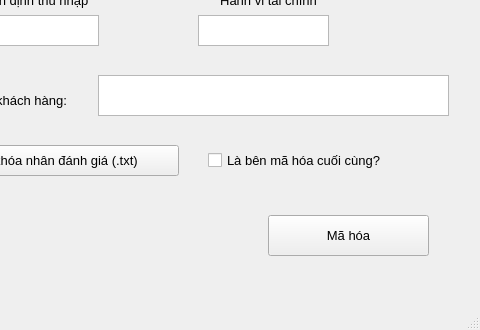
The window that Clients/MainWindow.ui (Hac1es/NT219-Project) describes before a commit, drawn with Qt 5; both pictures show x 422 to 902 and y 215 to 545 of the 902 by 545 pixel window.
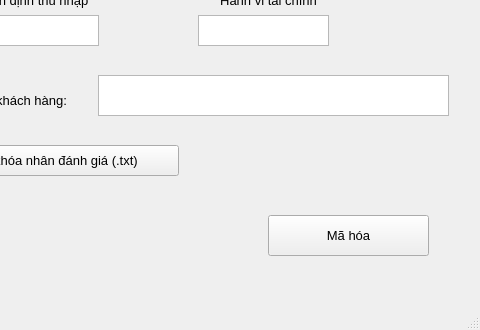
The same window after the commit.

The edit to the form file:
```diff
--- a/Clients/MainWindow.ui
+++ b/Clients/MainWindow.ui
@@ -592,25 +592,6 @@
      <string>Chọn file khóa nhân đánh giá (.txt)</string>
     </property>
    </widget>
-   <widget class="QCheckBox" name="isAggregator">
-    <property name="geometry">
-     <rect>
-      <x>630</x>
-      <y>360</y>
-      <width>241</width>
-      <height>31</height>
-     </rect>
-    </property>
-    <property name="font">
-     <font>
-      <family>Segoe UI</family>
-      <pointsize>10</pointsize>
-     </font>
-    </property>
-    <property name="text">
-     <string>Là bên mã hóa cuối cùng?</string>
-    </property>
-   </widget>
   </widget>
   <widget class="QMenuBar" name="menubar">
    <property name="geometry">
```
